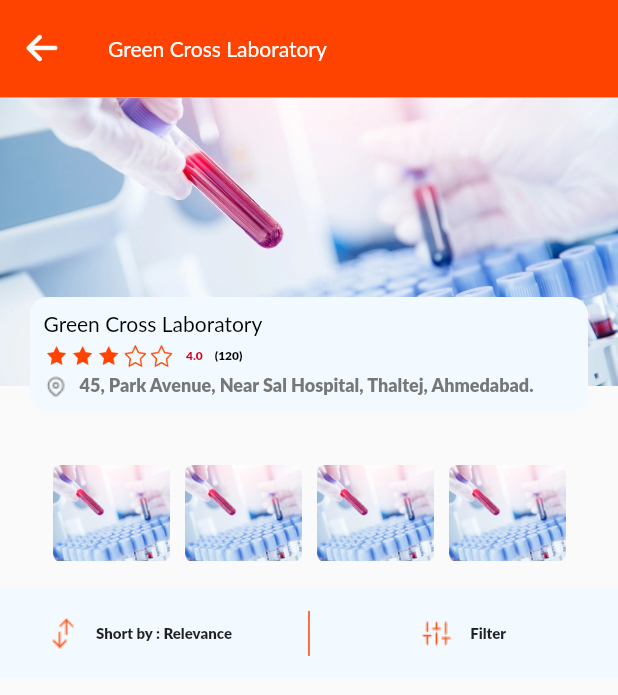
After one commit to codefencers-git/oyo-lab, a Flutter app: the LaboratoryDetail screen opened directly, on a phone screen of 412 x 824 dp. The commit adds this screen. Shown: the top 695 px of the screen. Run offline on Flutter 3.47's test engine with Material 2 defaults, Android fonts, the light colour scheme and no system bars; drawn by our look-alikes of flutter_rating_bar; our stand-ins replace carousel_slider, flutter_easyloading, get, pin_code_fields.

Commit message:
laboratory detail and screen safearea

```diff
--- a/lib/screens/authentication/login.dart
+++ b/lib/screens/authentication/login.dart
@@ -35,6 +35,8 @@ class _LoginScreenState extends State<LoginScreen> {
     double width = MediaQuery.of(context).size.width;
     double height = MediaQuery.of(context).size.height;
     return SafeArea(
+      top: false,
+      bottom: false,
       child: Scaffold(
         backgroundColor: ThemeClass.whiteColor,
         body: SingleChildScrollView(
@@ -75,7 +77,7 @@ class _LoginScreenState extends State<LoginScreen> {
                               const SizedBox(height: 10),
                               _buildForgotPassword(),
                               SizedBox(
-                                height: height * 0.1,
+                                height: height / 8,
                               ),
                               RoundButton(
                                 buttonLabel: 'Login',
--- a/lib/screens/home/all_laboratories.dart
+++ b/lib/screens/home/all_laboratories.dart
@@ -9,6 +9,8 @@ class AllLaboratories extends StatelessWidget {
   @override
   Widget build(BuildContext context) {
     return SafeArea(
+      bottom: false,
+      top: false,
       child: Scaffold(
         backgroundColor: ThemeClass.whiteColor,
         appBar: PreferredSize(
--- a/lib/screens/home/home_page.dart
+++ b/lib/screens/home/home_page.dart
@@ -29,6 +29,8 @@ class _HomePageState extends State<HomePage> {
     double width = MediaQuery.of(context).size.width;
     double height = MediaQuery.of(context).size.height;
     return SafeArea(
+      top: false,
+      bottom: false,
       child: Scaffold(
         backgroundColor: ThemeClass.whiteColor,
         drawer: DrawerWidget(
--- a/lib/screens/home/lab_test.dart
+++ /dev/null
@@ -1,45 +0,0 @@
-import 'package:flutter/material.dart';
-import 'package:oyo_labs/themedata.dart';
-
-class LabTestScreen extends StatefulWidget {
-  const LabTestScreen({Key? key}) : super(key: key);
-
-  @override
-  State<LabTestScreen> createState() => _LabTestScreenState();
-}
-
-class _LabTestScreenState extends State<LabTestScreen> {
-  @override
-  Widget build(BuildContext context) {
-    return SafeArea(
-      child: Scaffold(
-        backgroundColor: ThemeClass.whiteColor,
-        appBar: AppBar(
-          backgroundColor: ThemeClass.orangeColor,
-          elevation: 0,
-          leading: GestureDetector(
-            onTap: () {},
-            child: const Padding(
-              padding: EdgeInsets.symmetric(vertical: 8.0),
-              child: ImageIcon(
-                AssetImage("assets/icons/icon-hamberger.png"),
-              ),
-            ),
-          ),
-          title: Row(
-            children: [
-              const ImageIcon(AssetImage("assets/icons/icon-location.png")),
-              Text(
-                " Ahmedabad",
-                style: TextStyle(
-                    fontSize: 14,
-                    color: ThemeClass.whiteColor,
-                    fontWeight: FontWeight.w400),
-              ),
-            ],
-          ),
-        ),
-      ),
-    );
-  }
-}
--- /dev/null
+++ b/lib/screens/home/laboratory_detail.dart
@@ -0,0 +1,236 @@
+import 'package:flutter/material.dart';
+import 'package:flutter_rating_bar/flutter_rating_bar.dart';
+import 'package:oyo_labs/themedata.dart';
+
+import '../../widgets/appbar/appbar_with_back_button.dart';
+
+class LaboratoryDetail extends StatefulWidget {
+  const LaboratoryDetail({Key? key}) : super(key: key);
+
+  @override
+  State<LaboratoryDetail> createState() => _LabTestScreenState();
+}
+
+class _LabTestScreenState extends State<LaboratoryDetail> {
+  @override
+  Widget build(BuildContext context) {
+    double width = MediaQuery.of(context).size.width;
+    return SafeArea(
+      top: false,
+      bottom: false,
+      child: Scaffold(
+        // backgroundColor: ThemeClass.whiteColor,
+        appBar: PreferredSize(
+          preferredSize: const Size.fromHeight(65.0),
+          child: AppbarWithBackButton(appbarTitle: "Green Cross Laboratory"),
+        ),
+        body: Column(
+          children: [
+            Stack(
+              clipBehavior: Clip.none,
+              children: [
+                Image.asset("assets/images/all_laboratories.png"),
+                Positioned(
+                  top: 133,
+                  left: 0,
+                  right: 0,
+                  child: Container(
+                    decoration: BoxDecoration(
+                      color: ThemeClass.skyblueColor,
+                      borderRadius: BorderRadius.circular(12),
+                    ),
+                    margin: const EdgeInsets.symmetric(
+                      horizontal: 20,
+                    ),
+                    child: Padding(
+                      padding: const EdgeInsets.all(9.0),
+                      child: Column(
+                        crossAxisAlignment: CrossAxisAlignment.start,
+                        children: [
+                          Text(
+                            "Green Cross Laboratory",
+                            style: TextStyle(
+                              fontSize: 14,
+                              color: ThemeClass.blackColor,
+                            ),
+                          ),
+                          Padding(
+                            padding: const EdgeInsets.only(right: 8.0, top: 5),
+                            child: Column(
+                              children: [
+                                Row(
+                                  children: [
+                                    RatingBar(
+                                      initialRating: 3,
+                                      direction: Axis.horizontal,
+                                      allowHalfRating: true,
+                                      itemSize: 16,
+                                      itemCount: 5,
+                                      ignoreGestures: true,
+                                      ratingWidget: RatingWidget(
+                                        full: _image(
+                                            'assets/images/full_star.png'),
+                                        half: _image(
+                                            'assets/images/half_star.png'),
+                                        empty: _image(
+                                            'assets/images/blank_star.png'),
+                                      ),
+                                      itemPadding: const EdgeInsets.symmetric(
+                                          horizontal: 0.7),
+                                      onRatingUpdate: (rating) {
+                                        print(rating);
+                                      },
+                                    ),
+                                    Padding(
+                                      padding: const EdgeInsets.only(left: 8),
+                                      child: Text(
+                                        '4.0',
+                                        style: TextStyle(
+                                            fontSize: 8,
+                                            color: ThemeClass.redColor,
+                                            fontWeight: FontWeight.w900),
+                                      ),
+                                    ),
+                                    Padding(
+                                      padding: const EdgeInsets.only(left: 8),
+                                      child: Text(
+                                        '(120)',
+                                        style: TextStyle(
+                                            fontSize: 8,
+                                            color: ThemeClass.blackColor,
+                                            fontWeight: FontWeight.w900),
+                                      ),
+                                    ),
+                                  ],
+                                ),
+                                Row(
+                                  crossAxisAlignment: CrossAxisAlignment.start,
+                                  children: [
+                                    Padding(
+                                      padding:
+                                          EdgeInsets.only(right: 8.0, top: 5),
+                                      child: Image.asset(
+                                          "assets/images/icon_black_location.png"),
+                                    ),
+                                    Expanded(
+                                      child: Padding(
+                                        padding:
+                                            EdgeInsets.only(right: 8.0, top: 4),
+                                        child: Text(
+                                          '45, Park Avenue, Near Sal Hospital, Thaltej, Ahmedabad.',
+                                          style: TextStyle(
+                                              fontSize: 12,
+                                              color: ThemeClass.greyColor,
+                                              fontWeight: FontWeight.w900),
+                                        ),
+                                      ),
+                                    )
+                                  ],
+                                ),
+                              ],
+                            ),
+                          ),
+                        ],
+                      ),
+                    ),
+                  ),
+                ),
+              ],
+            ),
+            const SizedBox(
+              height: 35,
+            ),
+            SizedBox(
+              height: 100,
+              child: ListView.builder(
+                scrollDirection: Axis.horizontal,
+                physics: NeverScrollableScrollPhysics(),
+                shrinkWrap: true,
+                itemCount: 4,
+                itemBuilder: (context, index) {
+                  return Container(
+                    margin: EdgeInsets.all(5),
+                    height: 64,
+                    width: 78,
+                    child:
+                        Image.asset("assets/images/lab_listview_builder.png"),
+                  );
+                },
+              ),
+            ),
+            Container(
+              padding: const EdgeInsets.symmetric(horizontal: 30),
+              height: 60,
+              color: ThemeClass.skyblueColor,
+              child: Row(
+                mainAxisAlignment: MainAxisAlignment.spaceBetween,
+                children: [
+                  SizedBox(
+                    width: width / 2.8,
+                    child: Row(
+                      children: [
+                        Image.asset("assets/icons/icon_short.png"),
+                        SizedBox(
+                          width: 10,
+                        ),
+                        const Text(
+                          "Short by : Relevance",
+                          style: TextStyle(
+                              fontSize: 10, fontWeight: FontWeight.w900),
+                        ),
+                      ],
+                    ),
+                  ),
+                  VerticalDivider(
+                    thickness: 1,
+                    indent: 15,
+                    endIndent: 15,
+                    color: ThemeClass.orangeColor,
+                  ),
+
+                  SizedBox(
+                    width: width / 2.8,
+                    child: Row(
+                      mainAxisAlignment: MainAxisAlignment.center,
+                      children: [
+                        Image.asset("assets/icons/icon_filter.png"),
+                        SizedBox(
+                          width: 10,
+                        ),
+                        const Text(
+                          "Filter",
+                          style: TextStyle(
+                              fontSize: 10, fontWeight: FontWeight.w900),
+                        ),
+                      ],
+                    ),
+                  ),
+                  // Row(
+                  //   children: [
+                  //     Image.asset("assets/icons/filter_icon.png"),
+                  //     const SizedBox(
+                  //       width: 10,
+                  //     ),
+                  //     const Text(
+                  //       "Filter",
+                  //       style: TextStyle(
+                  //           fontSize: 10, fontWeight: FontWeight.w900),
+                  //     )
+                  //   ],
+                  // )
+                ],
+              ),
+            )
+          ],
+        ),
+      ),
+    );
+  }
+
+  _image(String s) {
+    return Image.asset(
+      s,
+      height: 20,
+    );
+  }
+}
--- a/lib/screens/home/laboratory_tile.dart
+++ b/lib/screens/home/laboratory_tile.dart
@@ -4,12 +4,14 @@ import 'package:oyo_labs/themedata.dart';
 
 import '../../widgets/buttons/round_book_slot.dart';
 
+import 'laboratory_detail.dart';
+
 class LaboratoryTile extends StatelessWidget {
-  const LaboratoryTile({ Key? key }) : super(key: key);
+  const LaboratoryTile({Key? key}) : super(key: key);
 
   @override
   Widget build(BuildContext context) {
-        double width = MediaQuery.of(context).size.width;
+    double width = MediaQuery.of(context).size.width;
 
     return Container(
       decoration: BoxDecoration(
@@ -21,7 +23,7 @@ class LaboratoryTile extends StatelessWidget {
         crossAxisAlignment: CrossAxisAlignment.start,
         children: [
           Image.asset(
-            "assets/images/752ba49a-33d.png",
+            "assets/images/laboratory_image.png",
             width: width / 2.1,
             // height: height / 3,
             fit: BoxFit.cover,
@@ -99,7 +101,14 @@ class LaboratoryTile extends StatelessWidget {
           Padding(
             padding: const EdgeInsets.only(top: 10),
             child: RoundButtonBookSlot(
-              onTap: () {},
+              onTap: () {
+                Navigator.push(
+                  context,
+                  MaterialPageRoute(
+                      builder: (context) => const LaboratoryDetail()),
+                );
+                print("object");
+              },
               label: 'Book a Slot',
             ),
           ),
@@ -108,7 +117,8 @@ class LaboratoryTile extends StatelessWidget {
       ),
     );
   }
-    _image(String s) {
+
+  _image(String s) {
     return Image.asset(
       s,
       height: 20,
--- a/lib/screens/onboarding_screen.dart
+++ b/lib/screens/onboarding_screen.dart
@@ -54,7 +54,10 @@ class _OnboardingScreenState extends State<OnboardingScreen>
   Widget build(BuildContext context) {
     double width = MediaQuery.of(context).size.width;
     double height = MediaQuery.of(context).size.height;
-    return SafeArea(
+    return Container(
+      color: ThemeClass.whiteColor,
+      child: SafeArea(
+        bottom: false,
         child: Scaffold(
           backgroundColor: ThemeClass.whiteColor,
           body: SizedBox(
@@ -132,6 +135,7 @@ class _OnboardingScreenState extends State<OnboardingScreen>
             ),
           ),
         ),
+      ),
     );
   }
 }
--- a/lib/screens/splash_screen.dart
+++ b/lib/screens/splash_screen.dart
@@ -15,7 +15,7 @@ class SplashScreen extends StatefulWidget {
 class _SplashScreenState extends State<SplashScreen> {
   @override
   void initState() {
-    Future.delayed(const Duration(seconds: 2), () {
+    Future.delayed(const Duration(seconds: 3), () {
       _navigateTo();
     });
     super.initState();
@@ -30,6 +30,8 @@ class _SplashScreenState extends State<SplashScreen> {
     double width = MediaQuery.of(context).size.width;
     double height = MediaQuery.of(context).size.height;
     return SafeArea(
+      top: false,
+      bottom: false,
       child: Scaffold(
         backgroundColor: ThemeClass.whiteColor,
         body: SizedBox(
@@ -66,7 +68,7 @@ class _SplashScreenState extends State<SplashScreen> {
 
   Container buildImageWidget(double height, double width) {
     return Container(
-      height: height * 0.65,
+      height: height / 1.8,
       width: width,
       decoration: const BoxDecoration(
         borderRadius: BorderRadius.vertical(
--- a/lib/service/validation_service.dart
+++ /dev/null
@@ -1 +0,0 @@
-class ValidationService {}
--- a/lib/widgets/appbar/appbar_with_back_button.dart
+++ b/lib/widgets/appbar/appbar_with_back_button.dart
@@ -23,6 +23,7 @@ class AppbarWithBackButton extends StatelessWidget {
           child: ImageIcon(AssetImage("assets/icons/icon-back.png")),
         ),
       ),
+      centerTitle: false,
       title: Text(
         appbarTitle,
         style: TextStyle(
```
Also changed, not shown: assets/icons/icon_filter.png (added), assets/icons/icon_short.png (added), assets/images/all_laboratories.png (added), assets/images/icon_black_location.png (added), assets/images/lab_listview_builder.png (added). Lines whose indentation alone changed are shown as unchanged.
